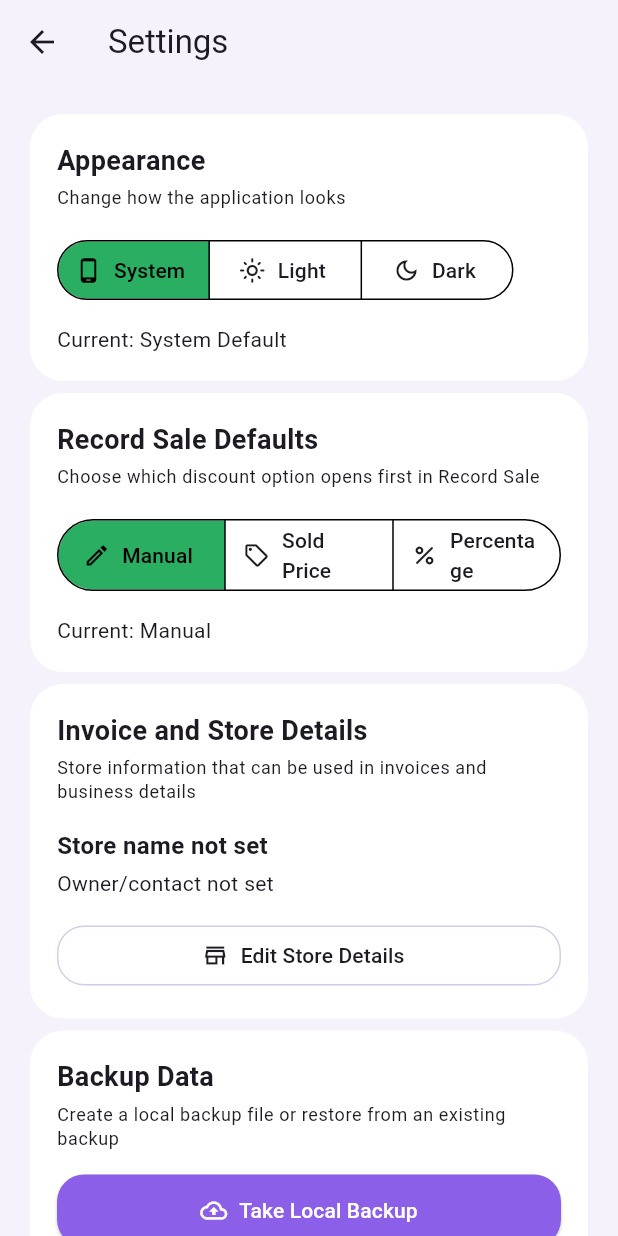
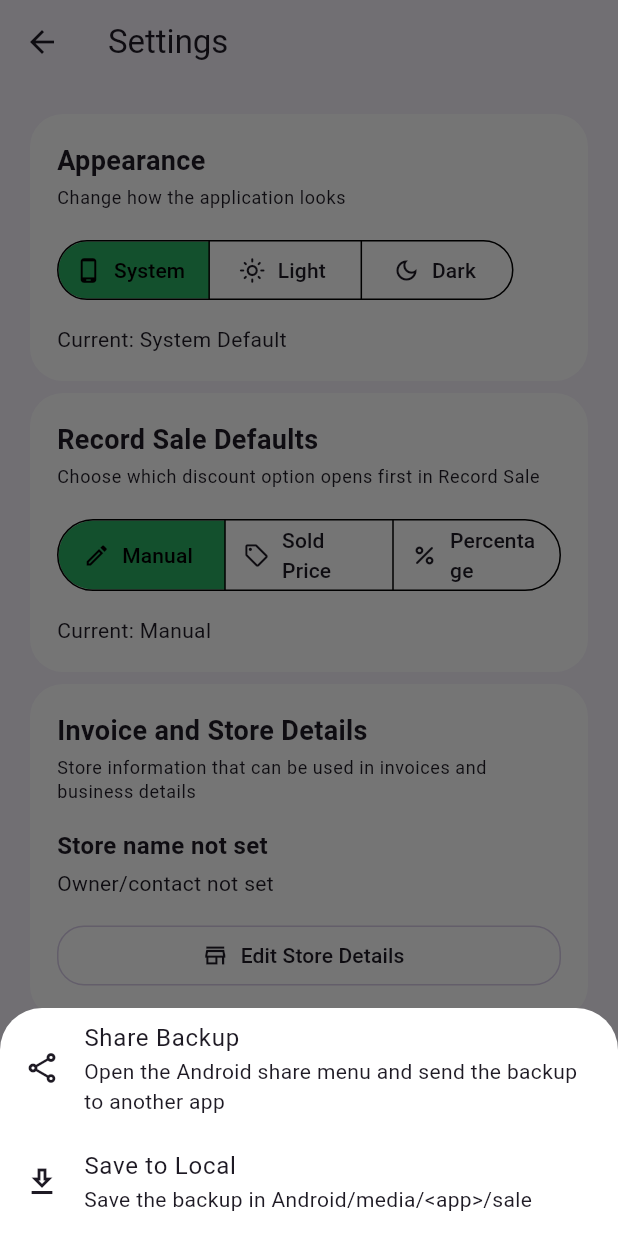
Before and after one commit to lloydzedds/flutter_sales_app, a Flutter app: the SettingsScreen screen opened directly, after a tap on "Take Local Backup", on a phone screen of 412 x 824 dp. Run offline on Flutter 3.47's test engine with Material 3 defaults, Android fonts, the phone set to English and light mode, and no system bars; our stand-ins replace file_picker, fl_chart, image_picker, pdf, permission_handler, share_plus and 1 more; accounts and stored records are empty.

Commit message:
Updated How to use application

```diff
--- a/lib/database/database_helper.dart
+++ b/lib/database/database_helper.dart
@@ -1560,10 +1560,15 @@ class DatabaseHelper {
     final sourceFile = File(sourcePath);
     final destinationFile = File(destinationPath);
 
+    if (!await sourceFile.exists()) {
+      throw Exception("Selected backup file was not found");
+    }
+
     if (await destinationFile.exists()) {
       await destinationFile.delete();
     }
 
     await sourceFile.copy(destinationPath);
+    await database;
   }
 }
--- a/lib/screens/how_to_use_screen.dart
+++ b/lib/screens/how_to_use_screen.dart
@@ -2,6 +2,27 @@ import 'package:flutter/material.dart';
 
 class HowToUseScreen extends StatelessWidget {
   const HowToUseScreen({super.key});
+
+  Widget _introCard() {
+    return Card(
+      child: Padding(
+        padding: const EdgeInsets.all(18),
+        child: Column(
+          crossAxisAlignment: CrossAxisAlignment.start,
+          children: const [
+            Text(
+              "Quick Start",
+              style: TextStyle(fontSize: 18, fontWeight: FontWeight.w700),
+            ),
+            SizedBox(height: 8),
+            Text(
+              "Add your products first, then record sales, manage stock, review customer history, export reports, and keep backups of your data. This guide covers the main features available in the app.",
+            ),
+          ],
+        ),
+      ),
+    );
+  }
 
   Widget _stepCard({
     required IconData icon,
@@ -45,47 +66,72 @@ class HowToUseScreen extends StatelessWidget {
       body: ListView(
         padding: const EdgeInsets.all(16),
         children: [
+          _introCard(),
           _stepCard(
-            icon: Icons.dashboard_outlined,
-            title: "Dashboard",
+            icon: Icons.calendar_month_outlined,
+            title: "Dashboard and Date Range",
             description:
-                "Use the dashboard to track revenue, profit, product count, recent sales, and top selling products for the selected date range.",
+                "Use the dashboard to track revenue, profit, sales count, product count, recent sales, and top selling products. Change the date range to see business activity for the last 7 days or a custom period.",
           ),
           _stepCard(
             icon: Icons.add_box_outlined,
-            title: "Add Products",
+            title: "Add or Update Products",
             description:
-                "Open the inventory section and use Add Product to save a product with cost price, selling price, and opening stock.",
+                "Use Add Product to create a new product with name, cost price, selling price, opening stock, and an optional product photo. While typing the name, matching products appear below the field, and selecting one lets you correct the name, update prices, and add more stock to the existing product.",
+          ),
+          _stepCard(
+            icon: Icons.photo_camera_outlined,
+            title: "Product Photos and Inventory",
+            description:
+                "You can attach a product photo from camera or gallery. Inventory items on the home screen can be long pressed for product edit and stock actions, so you can quickly fix names, prices, or stock without opening multiple screens.",
           ),
           _stepCard(
             icon: Icons.shopping_cart_checkout_rounded,
             title: "Record Sales",
             description:
-                "Use Record Sale or New Order to add one or more products, apply discount by amount, sold price, or percentage, and optionally save the customer name and phone number with the sale.",
+                "Use Record Sale or New Order to add one or more products in a single order. Search for products inside the product box, add items one by one, and apply discounts by manual amount, sold price, or percentage. Customer name and phone number are optional, and cost price / profit are hidden unless you confirm to view them.",
+          ),
+          _stepCard(
+            icon: Icons.payments_outlined,
+            title: "Payments and Sale Summary",
+            description:
+                "Each order can be marked as Paid in Full, Partially Paid, or Unpaid, with payment methods like Cash, UPI, Card, Bank Transfer, Credit, Cheque, or Other. The sale summary shows item-wise details, total amount, amount received, due amount, and the final order total before saving.",
           ),
           _stepCard(
             icon: Icons.people_alt_outlined,
             title: "Customers",
             description:
-                "Open Customers to search saved customers by name or phone number and review their purchase history.",
+                "Customers are created automatically from sale records when you save a customer name or phone number. Open Customers to search by name or phone number, review purchase history, edit wrong customer details, and open any past order for more information.",
           ),
           _stepCard(
             icon: Icons.inventory_2_outlined,
             title: "Manage Stock",
             description:
-                "Use Stock Adjustment to add stock, remove stock, or set the exact stock value. You can also long press products to edit product details or open quick stock actions.",
+                "Use Stock Adjustment to add stock, remove stock, or set the exact stock quantity. The screen shows current stock, selling price, and updated stock preview. You can also long press products on the dashboard inventory list for quick stock actions.",
           ),
           _stepCard(
             icon: Icons.history_rounded,
             title: "Sales History",
             description:
-                "Sales History lets you filter by date, review full orders, record product returns, open sale details, edit old sales, delete a sale, export CSV, and share bill PDFs for past purchases.",
+                "Sales History lets you filter by date, review full orders, check payment status, see customer details, view item-wise sale details, edit eligible sales, delete eligible sales, record product returns, export CSV or PDF reports, and share bill PDFs for past purchases.",
+          ),
+          _stepCard(
+            icon: Icons.assignment_return_outlined,
+            title: "Returns",
+            description:
+                "From Sales History or Customer History, you can record full or partial product returns against an old sale. Choose the return quantity for each item, add a reason, and decide whether the returned units should go back into stock or stay out of inventory for damaged items.",
+          ),
+          _stepCard(
+            icon: Icons.receipt_long_outlined,
+            title: "Bills, Exports, and Reports",
+            description:
+                "You can generate and share bill PDFs for past orders, export sales to CSV or PDF for custom dates, the past month, or all data, and choose whether to share the file or save it locally in the sale folder on the device.",
           ),
           _stepCard(
             icon: Icons.settings_outlined,
-            title: "Settings and Backup",
+            title: "Settings, Backup, and Restore",
             description:
-                "Settings lets you change theme, choose the default discount mode for Record Sale, update store details, take local backups, restore old backups, and review this guide anytime.",
+                "Settings lets you change the application theme, choose the default discount mode for Record Sale, update invoice and store details, take a backup, save backups locally, restore a selected `.db` backup file from device storage, and review this guide anytime.",
           ),
         ],
       ),
--- a/lib/screens/sales_history_screen.dart
+++ b/lib/screens/sales_history_screen.dart
@@ -4,7 +4,6 @@ import 'package:file_picker/file_picker.dart';
 import 'package:fl_chart/fl_chart.dart';
 import 'package:flutter/material.dart';
 import 'package:intl/intl.dart';
-import 'package:path_provider/path_provider.dart';
 import 'package:share_plus/share_plus.dart';
 
 import '../database/database_helper.dart';
@@ -484,26 +483,38 @@ class _SalesHistoryScreenState extends State<SalesHistoryScreen> {
   }
 
   Future<void> backupDatabase() async {
+    final action = await _pickExportAction("Backup");
+    if (action == null) return;
+
     setState(() {
       _isBusy = true;
     });
 
     try {
-      final directory = await getApplicationDocumentsDirectory();
+      final directory = action == _ExportAction.saveToLocal
+          ? await SalesExportService.ensureLocalSaleDirectory()
+          : await SalesExportService.ensureShareDirectory();
       final fileName =
           "sales_backup_${DateFormat('yyyyMMdd_HHmmss').format(DateTime.now())}.db";
       final backupPath = "${directory.path}/$fileName";
 
       final backupFile = await DatabaseHelper.instance.createBackup(backupPath);
+
+      if (action == _ExportAction.share) {
         await SharePlus.instance.share(
           ShareParams(
             files: [XFile(backupFile.path)],
             text: "Sales Database Backup",
           ),
         );
+      }
 
       if (!mounted) return;
-      _showMessage("Backup created and ready to share");
+      _showMessage(
+        action == _ExportAction.share
+            ? "Share sheet opened for backup"
+            : "Backup saved to ${_folderLabel(backupFile)}",
+      );
     } finally {
       if (mounted) {
         setState(() {
@@ -515,8 +526,10 @@ class _SalesHistoryScreenState extends State<SalesHistoryScreen> {
 
   Future<void> restoreDatabase() async {
     final result = await FilePicker.platform.pickFiles(
+      dialogTitle: "Select backup database",
       type: FileType.custom,
       allowedExtensions: ['db'],
+      allowMultiple: false,
     );
     if (result == null) return;
 
@@ -529,9 +542,12 @@ class _SalesHistoryScreenState extends State<SalesHistoryScreen> {
 
     try {
       await DatabaseHelper.instance.restoreDatabaseFromFile(selectedPath);
-      await loadOrders(filterDate: selectedDate);
+      await loadOrders();
       if (!mounted) return;
       _showMessage("Backup restored and history refreshed");
+    } catch (error) {
+      if (!mounted) return;
+      _showMessage(error.toString().replaceFirst('Exception: ', ''));
     } finally {
       if (mounted) {
         setState(() {
--- a/lib/screens/settings_screen.dart
+++ b/lib/screens/settings_screen.dart
@@ -1,11 +1,11 @@
 import 'package:file_picker/file_picker.dart';
 import 'package:flutter/material.dart';
 import 'package:intl/intl.dart';
-import 'package:path_provider/path_provider.dart';
 import 'package:share_plus/share_plus.dart';
 
 import '../app_settings_controller.dart';
 import '../database/database_helper.dart';
+import '../services/sales_export_service.dart';
 import 'how_to_use_screen.dart';
 import 'store_details_screen.dart';
 
@@ -42,6 +42,41 @@ class _SettingsScreenState extends State<SettingsScreen> {
     ).showSnackBar(SnackBar(content: Text(message)));
   }
 
+  Future<String?> _pickBackupAction() {
+    return showModalBottomSheet<String>(
+      context: context,
+      backgroundColor: Theme.of(context).colorScheme.surface,
+      shape: const RoundedRectangleBorder(
+        borderRadius: BorderRadius.vertical(top: Radius.circular(28)),
+      ),
+      builder: (sheetContext) {
+        return SafeArea(
+          child: Column(
+            mainAxisSize: MainAxisSize.min,
+            children: [
+              ListTile(
+                leading: const Icon(Icons.share_outlined),
+                title: const Text("Share Backup"),
+                subtitle: const Text(
+                  "Open the Android share menu and send the backup to another app",
+                ),
+                onTap: () => Navigator.of(sheetContext).pop('share'),
+              ),
+              ListTile(
+                leading: const Icon(Icons.download_outlined),
+                title: const Text("Save to Local"),
+                subtitle: const Text(
+                  "Save the backup in Android/media/<app>/sale",
+                ),
+                onTap: () => Navigator.of(sheetContext).pop('save'),
+              ),
+            ],
+          ),
+        );
+      },
+    );
+  }
+
   Future<void> _openStoreDetails() async {
     final updated = await Navigator.of(
       context,
@@ -54,24 +89,38 @@ class _SettingsScreenState extends State<SettingsScreen> {
   }
 
   Future<void> _backupData() async {
+    final action = await _pickBackupAction();
+    if (action == null) return;
+
     setState(() {
       _isBusy = true;
     });
 
     try {
-      final directory = await getApplicationDocumentsDirectory();
+      final directory = action == 'save'
+          ? await SalesExportService.ensureLocalSaleDirectory()
+          : await SalesExportService.ensureShareDirectory();
       final fileName =
           "sales_backup_${DateFormat('yyyyMMdd_HHmmss').format(DateTime.now())}.db";
       final backupPath = "${directory.path}/$fileName";
 
       final backupFile = await DatabaseHelper.instance.createBackup(backupPath);
 
-      await SharePlus.instance.share(
-        ShareParams(files: [XFile(backupFile.path)], text: "Sale Buddy backup"),
-      );
+      if (action == 'share') {
+        await SharePlus.instance.share(
+          ShareParams(
+            files: [XFile(backupFile.path)],
+            text: "Sale Buddy backup",
+          ),
+        );
+      }
 
       if (!mounted) return;
-      _showMessage("Backup created and ready to share");
+      _showMessage(
+        action == 'share'
+            ? "Share sheet opened for backup"
+            : "Backup saved to ${backupFile.parent.path}",
+      );
     } finally {
       if (mounted) {
         setState(() {
@@ -83,8 +132,10 @@ class _SettingsScreenState extends State<SettingsScreen> {
 
   Future<void> _restoreData() async {
     final result = await FilePicker.platform.pickFiles(
+      dialogTitle: "Select backup database",
       type: FileType.custom,
       allowedExtensions: ['db'],
+      allowMultiple: false,
     );
 
     if (result == null) return;
@@ -101,7 +152,10 @@ class _SettingsScreenState extends State<SettingsScreen> {
       await _loadStoreDetails();
 
       if (!mounted) return;
-      _showMessage("Backup restored. Reopen screens to refresh loaded data.");
+      _showMessage("Backup restored successfully");
+    } catch (error) {
+      if (!mounted) return;
+      _showMessage(error.toString().replaceFirst('Exception: ', ''));
     } finally {
       if (mounted) {
         setState(() {
```
Lines whose indentation alone changed are shown as unchanged.
